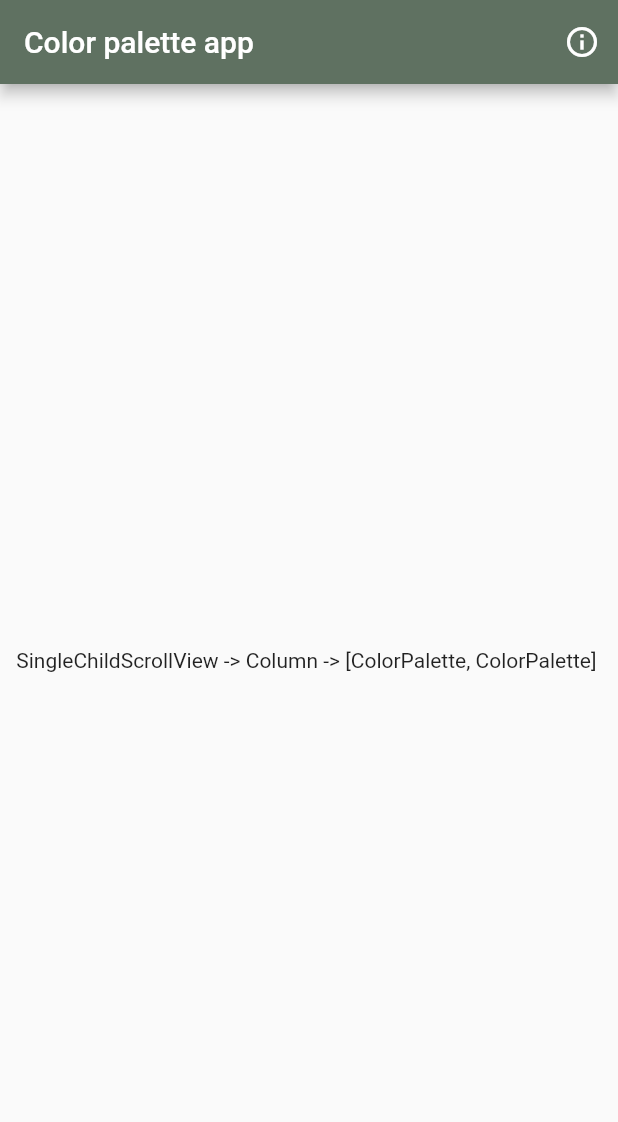
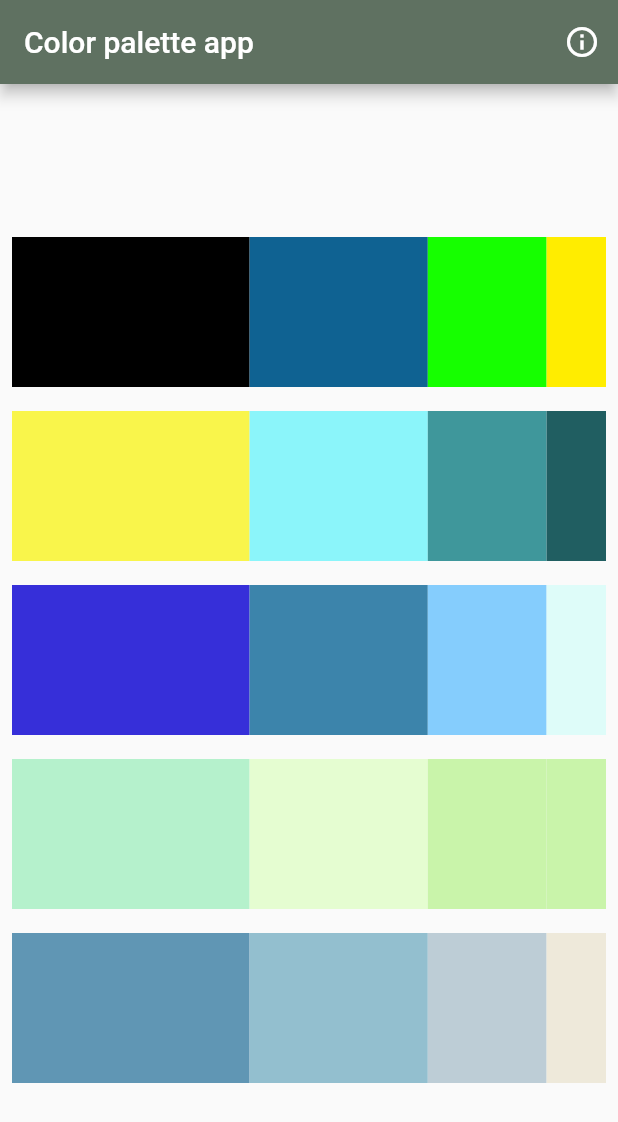
Before and after one commit to danielmartinezar/-f_color_palette_template, a Flutter app: the screen it shows after launch, on a phone screen of 412 x 824 dp. Shown: the top 1122 px of the screen. Run offline on Flutter 3.47's test engine with Material 2 defaults, Android fonts, the phone set to English and light mode, and no system bars; our stand-ins replace get, loggy.

Commit message:
exercise finished

```diff
--- a/lib/ui/pages/color_selection_page.dart
+++ b/lib/ui/pages/color_selection_page.dart
@@ -25,9 +25,26 @@ class ColorSelectionPage extends StatelessWidget {
           ],
         ),
         // https://colorhunt.co/
-        body: (const Center(
-          child: Text(
-              "SingleChildScrollView -> Column -> [ColorPalette, ColorPalette] "),
+        body: (Center(
+          child: SingleChildScrollView(
+            child: Column(children: [
+              ColorPalette(
+                  baseColor: ["#000000", "#0F6292", "#16FF00", "#FFED00"],
+                  callback: showColor),
+              ColorPalette(
+                  baseColor: ["#F9F54B", "#8BF5FA", "#3F979B", "#205E61"],
+                  callback: showColor),
+              ColorPalette(
+                  baseColor: ["#362FD9", "#3C84AB", "#85CDFD", "#DEFCF9"],
+                  callback: showColor),
+              ColorPalette(
+                  baseColor: ["#B5F1CC", "#E5FDD1", "#C9F4AA", "#C9F4AA"],
+                  callback: showColor),
+              ColorPalette(
+                  baseColor: ["#6096B4", "#93BFCF", "#BDCDD6", "#EEE9DA"],
+                  callback: showColor),
+            ]),
+          ),
         )));
   }
 
--- a/lib/ui/widgets/color_palette.dart
+++ b/lib/ui/widgets/color_palette.dart
@@ -2,27 +2,50 @@ import 'package:flutter/material.dart';
 import '../../utils/color_utils.dart';
 
 class ColorPalette extends StatelessWidget {
-  const ColorPalette({
-    Key? key,
-    // así se reciben en el constructor, por ejemplo
-    //required this.baseColor,
-  }) : super(key: key);
+  const ColorPalette({Key? key, required this.baseColor, required this.callback
+      // así se reciben en el constructor, por ejemplo
+      //required this.baseColor
+      })
+      : super(key: key);
 
   // atributos de la clase, por ejemplo
-  //final String baseColor;
-
+  final List<String> baseColor;
+  final Function(String) callback;
   // también se puede tener como un atributo un callback, necesiario ya que es un
   // widget sin estado, por ejemplo
-  //final Function(String) callback;
 
+// Hacer que se reciba en la clase palette una lista con los 4 colores que tiene una fila.
   @override
   Widget build(BuildContext context) {
     // padding para crear espacio alrededor del widget
     return Padding(
-      padding: const EdgeInsets.all(8.0),
-      // vamos a mostrar los elementos en un row
-      child: Text(
-          'Row -> [Expanded(flex: 4,GestureDetector(Container(height: 100, color: ColorUtils.FromHex(baseColor))) )]'),
-    );
+        padding: const EdgeInsets.all(8.0),
+        // vamos a mostrar los elementos en un row
+        child: Row(children: [
+          Expanded(
+              flex: 4,
+              child: GestureDetector(
+                  onTap: () => callback(baseColor[0]),
+                  child: Container(
+                      height: 100, color: ColorUtils.FromHex(baseColor[0])))),
+          Expanded(
+              flex: 3,
+              child: GestureDetector(
+                  onTap: () => callback(baseColor[1]),
+                  child: Container(
+                      height: 100, color: ColorUtils.FromHex(baseColor[1])))),
+          Expanded(
+              flex: 2,
+              child: GestureDetector(
+                  onTap: () => callback(baseColor[2]),
+                  child: Container(
+                      height: 100, color: ColorUtils.FromHex(baseColor[2])))),
+          Expanded(
+              flex: 1,
+              child: GestureDetector(
+                  onTap: () => callback(baseColor[3]),
+                  child: Container(
+                      height: 100, color: ColorUtils.FromHex(baseColor[3]))))
+        ]));
   }
 }
--- a/pubspec.yaml
+++ b/pubspec.yaml
@@ -31,7 +31,7 @@ dependencies:
   flutter:
     sdk: flutter
   loggy: ^2.0.1+1
-  get: ^4.6.3
+  get: ^4.6.5
 
   # The following adds the Cupertino Icons font to your application.
   # Use with the CupertinoIcons class for iOS style icons.
```
Also changed, not shown: pubspec.lock.
